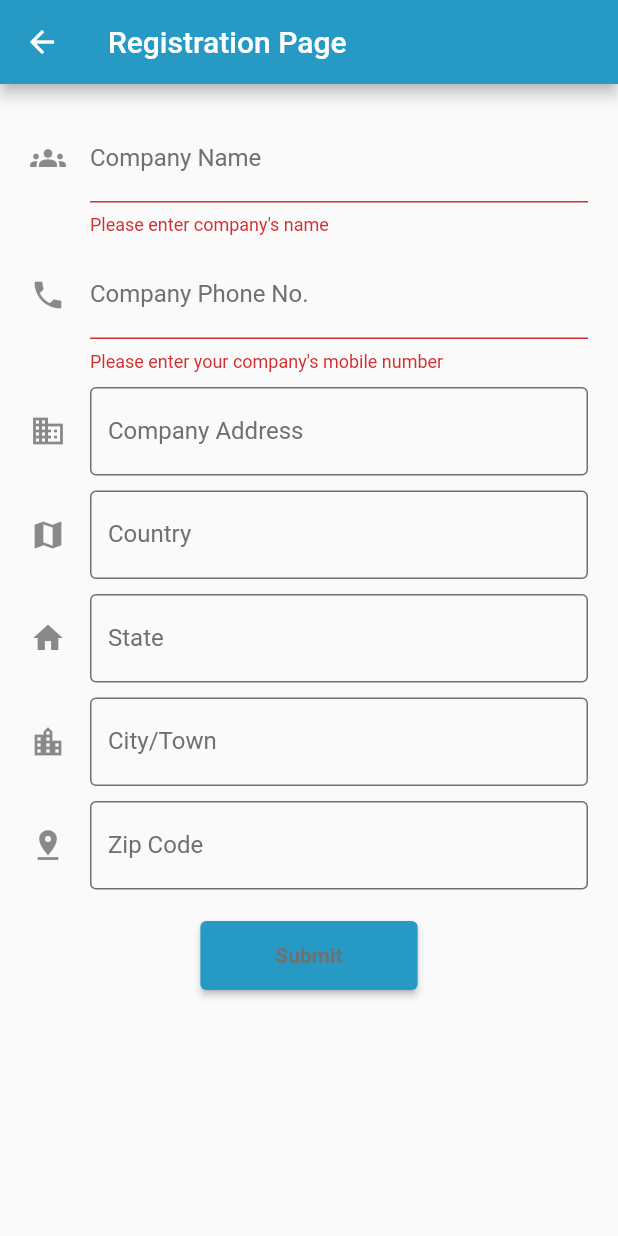
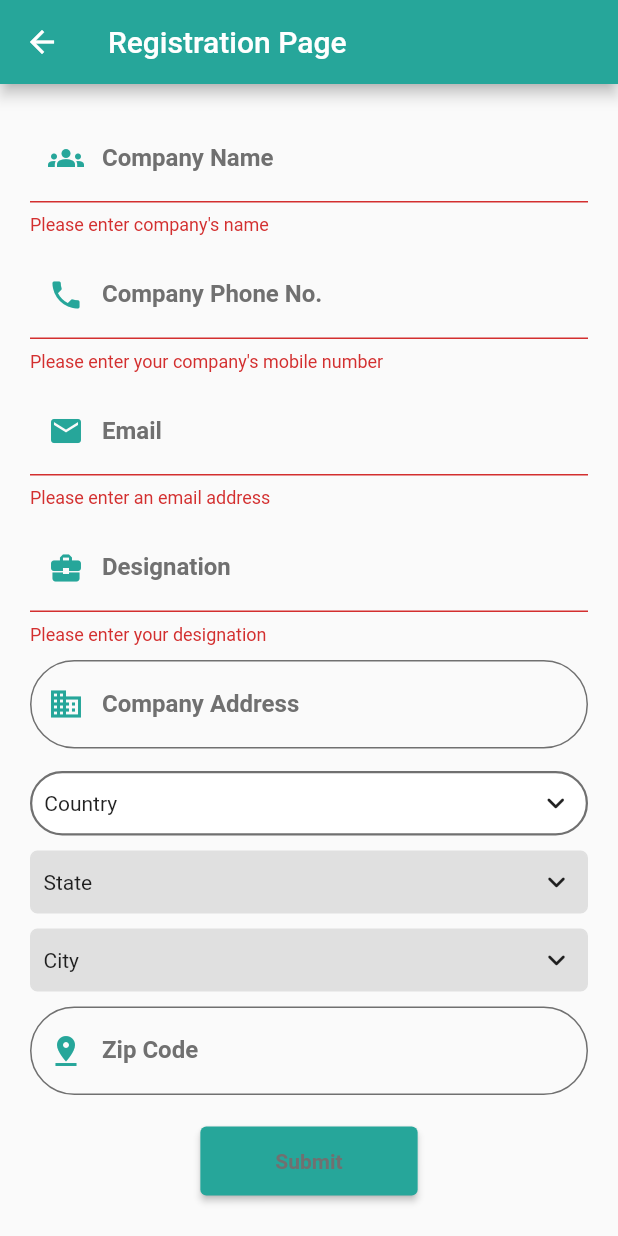
Before and after one commit to Annnnyy/ets_flutter_spring, a Flutter app: the companyDetail screen opened by its route, after a tap on "Submit", on a phone screen of 412 x 824 dp. Run offline on Flutter 3.47's test engine with Material 2 defaults, Android fonts, the phone set to English and light mode, and no system bars; drawn by our look-alikes of csc_picker; our stand-ins replace email_validator.

Commit message:
colour changed, new field and feature added

```diff
--- a/lib/company detail.dart
+++ b/lib/company detail.dart
@@ -1,5 +1,8 @@
 import 'package:flutter/material.dart';
 import 'package:ets_flutter_spring/personal detail.dart';
+import 'package:csc_picker/csc_picker.dart';
+import 'package:email_validator/email_validator.dart';
+import 'package:flutter/services.dart';
 
 class companyDetail extends StatefulWidget {
   @override
@@ -8,9 +11,11 @@ class companyDetail extends StatefulWidget {
 
 class _companyDetailState extends State<companyDetail> {
   var _myFormKey = GlobalKey<FormState>();
+  String countryValue = "";
+  String stateValue = "";
+  String cityValue = "";
   @override
   Widget build(BuildContext context) {
-
     return Scaffold(
       appBar: AppBar(
         title: const Text('Registration Page'),
@@ -19,6 +24,12 @@ class _companyDetailState extends State<companyDetail> {
       body: Container(
         child: Padding(
           padding: const EdgeInsets.all(20.0),
+            child: Scrollbar(
+              isAlwaysShown: false, //always show scrollbar
+              thickness: 10, //width of scrollbar
+              radius: Radius.circular(20), //corner radius of scrollbar
+              scrollbarOrientation: ScrollbarOrientation.right, //which side to show scrollbar
+              child: SingleChildScrollView(
                 child: Form(
                   key: _myFormKey,
                     child: Column(
@@ -31,14 +42,16 @@ class _companyDetailState extends State<companyDetail> {
                             return null;
                           },
                           decoration: InputDecoration(
-                    icon: const Icon(Icons.groups),
+                            prefixIcon: const Icon(Icons.groups),
+                            prefixIconColor: primaryColor,
                             labelText: 'Company Name',
-                    labelStyle: TextStyle(color: secondaryColor),
+                            labelStyle: TextStyle(color: secondaryColor,fontWeight: FontWeight.bold),
                             focusedBorder: OutlineInputBorder(
                               borderSide: BorderSide(color: primaryColor),
                             ),
                             enabledBorder: OutlineInputBorder(
                               borderSide: BorderSide(color: secondaryColor),
+                              borderRadius: BorderRadius.circular(50.0),
                             ),
                           ),
                         ),
@@ -47,92 +60,127 @@ class _companyDetailState extends State<companyDetail> {
                           validator: (value) {
                             if (value == null || value.isEmpty) {
                               return 'Please enter your company\'s mobile number';
-                    } if(value.length<10){
+                            }
+                            if (value.length != 10) {
                               return 'Please enter a valid phone number';
                             }
                             return null;
                           },
                           keyboardType: TextInputType.phone,
                           decoration: InputDecoration(
-                    icon: const Icon(Icons.phone),
+                            prefixIcon: const Icon(Icons.phone),
+                            prefixIconColor: primaryColor,
                             labelText: 'Company Phone No.',
-                    labelStyle: TextStyle(color: secondaryColor),
+                            labelStyle: TextStyle(color: secondaryColor,fontWeight: FontWeight.bold),
                             focusedBorder: OutlineInputBorder(
                               borderSide: BorderSide(color: primaryColor),
                             ),
                             enabledBorder: OutlineInputBorder(
                               borderSide: BorderSide(color: secondaryColor),
+                              borderRadius: BorderRadius.circular(50.0),
+                            ),
+                          ),
+                        ),
+                        const SizedBox(height: 10),
+                        TextFormField(
+                          validator: (value) {
+                            if (value == null || value.isEmpty) {
+                              return 'Please enter an email address';
+                            }
+                            return EmailValidator.validate(value) ? null : 'Please enter a valid email';
+                          },
+                          keyboardType: TextInputType.emailAddress,
+                          decoration: InputDecoration(
+                            prefixIcon: const Icon(Icons.email),
+                            prefixIconColor: primaryColor,
+                            labelText: 'Email',
+                            hintText: 'Enter your company\'s email address',
+                            labelStyle: TextStyle(
+                                color: secondaryColor, fontWeight: FontWeight.bold),
+                            focusedBorder: OutlineInputBorder(
+                              borderSide: BorderSide(color: primaryColor),
+                            ),
+                            enabledBorder: OutlineInputBorder(
+                              borderSide: BorderSide(color: secondaryColor),
+                              borderRadius: BorderRadius.circular(50.0),
+                            ),
+                          ),
+                        ),
+                        const SizedBox(height: 10),
+                        TextFormField(
+                          validator: (value) {
+                            if (value == null || value.isEmpty) {
+                              return 'Please enter your designation';
+                            }
+                            return null;
+                          },
+                          decoration: InputDecoration(
+                            prefixIcon: const Icon(Icons.business_center),
+                            prefixIconColor: primaryColor,
+                            labelText: 'Designation',
+                            labelStyle: TextStyle(color: secondaryColor,fontWeight: FontWeight.bold),
+                            focusedBorder: OutlineInputBorder(
+                              borderSide: BorderSide(color: primaryColor),
+                            ),
+                            enabledBorder: OutlineInputBorder(
+                              borderSide: BorderSide(color: secondaryColor),
+                              borderRadius: BorderRadius.circular(50.0),
                             ),
                           ),
                         ),
                         const SizedBox(height: 10),
                         TextFormField(
                           decoration: InputDecoration(
-                    icon: Icon(Icons.business),
+                            prefixIcon: Icon(Icons.business),
+                            prefixIconColor: primaryColor,
                             labelText: 'Company Address',
-                    labelStyle: TextStyle(color: secondaryColor),
+                            labelStyle: TextStyle(color: secondaryColor,fontWeight: FontWeight.bold),
                             focusedBorder: OutlineInputBorder(
                               borderSide: BorderSide(color: primaryColor),
                             ),
                             enabledBorder: OutlineInputBorder(
                               borderSide: BorderSide(color: secondaryColor),
+                              borderRadius: BorderRadius.circular(50.0),
                             ),
+                          ),
+                        ),
+                        const SizedBox(height: 15),
+                        CSCPicker(
+                          flagState: CountryFlag.ENABLE,
+                          layout: Layout.vertical,
+                          countrySearchPlaceholder: "Country",
+                          stateSearchPlaceholder: "State",
+                          citySearchPlaceholder: "City",
+
+                          ///labels for dropdown
+                          countryDropdownLabel: "Country",
+                          stateDropdownLabel: "State",
+                          cityDropdownLabel: "City",
+                          onCountryChanged: (country) {},
+                          onStateChanged: (state) {},
+                          onCityChanged: (city) {},
+                          dropdownDecoration: BoxDecoration(
+                              borderRadius: BorderRadius.all(Radius.circular(50)),
+                              color: Colors.white,
+                              border:
+                              Border.all(color: secondaryColor, width: 1.5),
                           ),
                         ),
                         const SizedBox(height: 10),
                         TextFormField(
+                          keyboardType: TextInputType.number,
+                          inputFormatters: [FilteringTextInputFormatter.digitsOnly],
                           decoration: InputDecoration(
-                    icon: Icon(Icons.map),
-                    labelText: 'Country',
-                    labelStyle: TextStyle(color: secondaryColor),
+                            prefixIcon: Icon(Icons.pin_drop),
+                            prefixIconColor: primaryColor,
+                            labelText: 'Zip Code',
+                            labelStyle: TextStyle(color: secondaryColor,fontWeight: FontWeight.bold),
                             focusedBorder: OutlineInputBorder(
                               borderSide: BorderSide(color: primaryColor),
                             ),
                             enabledBorder: OutlineInputBorder(
                               borderSide: BorderSide(color: secondaryColor),
-                    ),
-                  ),
-                ),
-                const SizedBox(height: 10),
-                TextFormField(
-                  decoration: InputDecoration(
-                    icon: Icon(Icons.home),
-                    labelText: 'State',
-                    labelStyle: TextStyle(color: secondaryColor),
-                    focusedBorder: OutlineInputBorder(
-                      borderSide: BorderSide(color: primaryColor),
-                    ),
-                    enabledBorder: OutlineInputBorder(
-                      borderSide: BorderSide(color: secondaryColor),
-                    ),
-                  ),
-                ),
-                const SizedBox(height: 10),
-                TextFormField(
-                  decoration: InputDecoration(
-                    icon: Icon(Icons.location_city),
-                    labelText: 'City/Town',
-                    labelStyle: TextStyle(color: secondaryColor),
-                    focusedBorder: OutlineInputBorder(
-                      borderSide: BorderSide(color: primaryColor),
-                    ),
-                    enabledBorder: OutlineInputBorder(
-                      borderSide: BorderSide(color: secondaryColor),
-                    ),
-                  ),
-                ),
-                const SizedBox(height: 10),
-                TextFormField(
-                  keyboardType: TextInputType.number,
-                  decoration: InputDecoration(
-                    icon: Icon(Icons.pin_drop),
-                    labelText: 'Zip Code',
-                    labelStyle: TextStyle(color: secondaryColor),
-                    focusedBorder: OutlineInputBorder(
-                      borderSide: BorderSide(color: primaryColor),
-                    ),
-                    enabledBorder: OutlineInputBorder(
-                      borderSide: BorderSide(color: secondaryColor),
+                              borderRadius: BorderRadius.circular(50.0),
                             ),
                           ),
                         ),
@@ -143,7 +191,8 @@ class _companyDetailState extends State<companyDetail> {
                           },
                           child: const Text('Submit',
                               style: TextStyle(
-                          color: secondaryColor, fontWeight: FontWeight.bold)),
+                                  color: secondaryColor,
+                                  fontWeight: FontWeight.bold)),
                           style: ElevatedButton.styleFrom(
                             primary: primaryColor,
                             padding: const EdgeInsets.symmetric(
@@ -155,6 +204,8 @@ class _companyDetailState extends State<companyDetail> {
                 ),
               ),
             ),
+        ),
+      ),
     );
   }
 }
--- a/pubspec.yaml
+++ b/pubspec.yaml
@@ -37,6 +37,9 @@ dependencies:
   # Use with the CupertinoIcons class for iOS style icons.
   cupertino_icons: ^1.0.2
   flex_color_scheme: ^7.0.3
+  csc_picker: ^0.2.7
+  email_validator: ^2.1.17
+
 
 
 dev_dependencies:
```
Also changed, not shown: lib/personal detail.dart (+40 -16 lines), pubspec.lock. Lines whose indentation alone changed are shown as unchanged.
